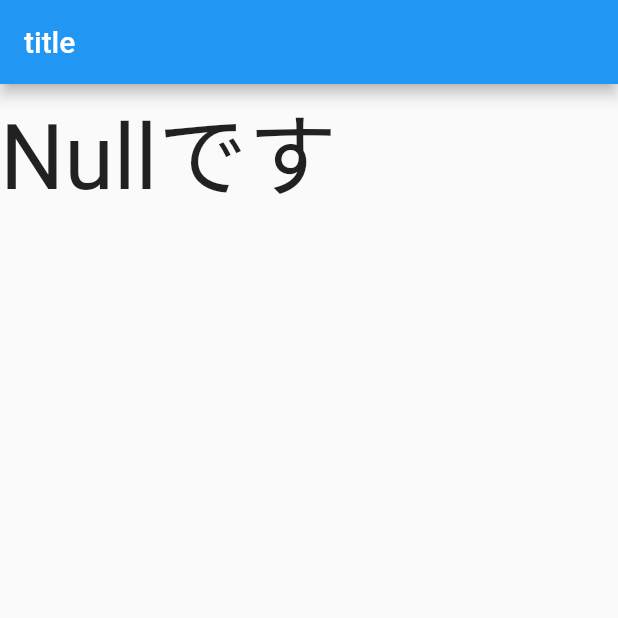
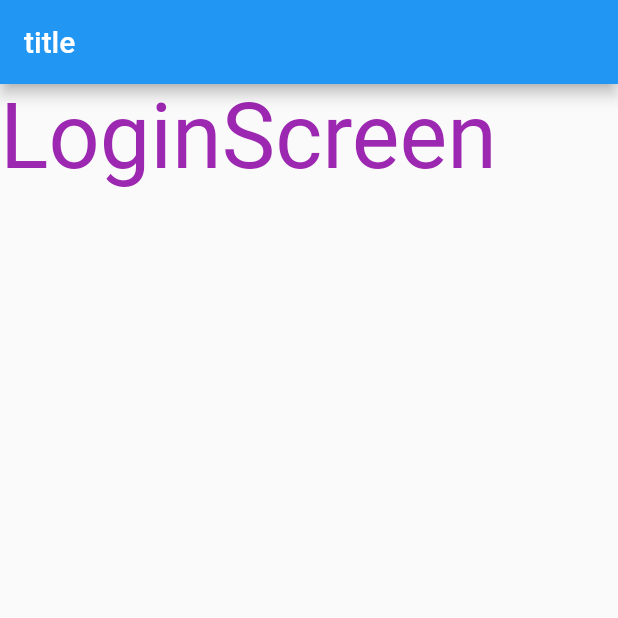
Before and after one commit to Nekoyama141592/text_sns, a Flutter app: the screen it shows after launch, on a phone screen of 412 x 824 dp, the top half of it. Run offline on Flutter 3.47's test engine with Material 2 defaults, Android fonts, the light colour scheme and no system bars; our stand-ins replace cloud_firestore, firebase_auth, firebase_core, fluttertoast, freezed_annotation, get; accounts and stored records are empty; generated files the repository leaves out were written again.

Commit message:
AuthScreenを作成しよう

```diff
--- a/lib/app.dart
+++ b/lib/app.dart
@@ -1,7 +1,7 @@
 import 'package:flutter/material.dart';
 import 'package:get/get.dart';
 import 'flavors.dart';
-import 'pages/my_home_page.dart';
+import 'view/pages/my_home_page/my_home_page.dart';
 
 class App extends StatelessWidget {
   const App({Key? key}) : super(key: key);
--- a/lib/controllers/auth_controller.dart
+++ b/lib/controllers/auth_controller.dart
@@ -3,4 +3,8 @@ import 'package:get/get.dart';
 
 class AuthController extends GetxController {
   final rxAuthUser = Rx<User?>(null);
+  final rxIsLoginMode = true.obs;
+
+  void onToggleLoginModeButtonPressed() => _toggleIsLoginMode();
+  void _toggleIsLoginMode() => rxIsLoginMode.value = !rxIsLoginMode.value;
 }
--- /dev/null
+++ b/lib/view/pages/my_home_page/components/auth_screen/auth_screen.dart
@@ -0,0 +1,29 @@
+import 'package:flutter/material.dart';
+import 'package:get/get.dart';
+import 'package:text_sns/controllers/auth_controller.dart';
+
+class AuthScreen extends StatelessWidget {
+  const AuthScreen({Key? key}) : super(key: key);
+  @override
+  Widget build(BuildContext context) {
+    const style = TextStyle(fontSize: 60.0, color: Colors.purple);
+    final controller = Get.find<AuthController>();
+    return Obx(() {
+      if (controller.rxIsLoginMode.value) {
+        return InkWell(
+            onTap: controller.onToggleLoginModeButtonPressed,
+            child: const Text(
+              "LoginScreen",
+              style: style,
+            ));
+      } else {
+        return InkWell(
+            onTap: controller.onToggleLoginModeButtonPressed,
+            child: const Text(
+              "SignupScreen",
+              style: style,
+            ));
+      }
+    });
+  }
+}
--- a/lib/pages/my_home_page.dart
+++ b/lib/view/pages/my_home_page/my_home_page.dart
@@ -2,8 +2,9 @@ import 'package:flutter/material.dart';
 import 'package:get/get.dart';
 import 'package:text_sns/controllers/auth_controller.dart';
 import 'package:text_sns/controllers/my_home_page_controller.dart';
+import 'package:text_sns/view/pages/my_home_page/components/auth_screen/auth_screen.dart';
 
-import '../flavors.dart';
+import '../../../flavors.dart';
 
 class MyHomePage extends StatelessWidget {
   const MyHomePage({Key? key}) : super(key: key);
@@ -18,14 +19,11 @@ class MyHomePage extends StatelessWidget {
       ),
       body: Obx(() {
         const style = TextStyle(fontSize: 60.0);
-        if (authController.rxAuthUser.value != null) {
-          return const Text(
-            "Nullではありません",
-            style: style,
-          );
+        if (authController.rxAuthUser.value == null) {
+          return const AuthScreen();
         } else {
           return const Text(
-            "Nullです",
+            "MainPage",
             style: style,
           );
         }
```
